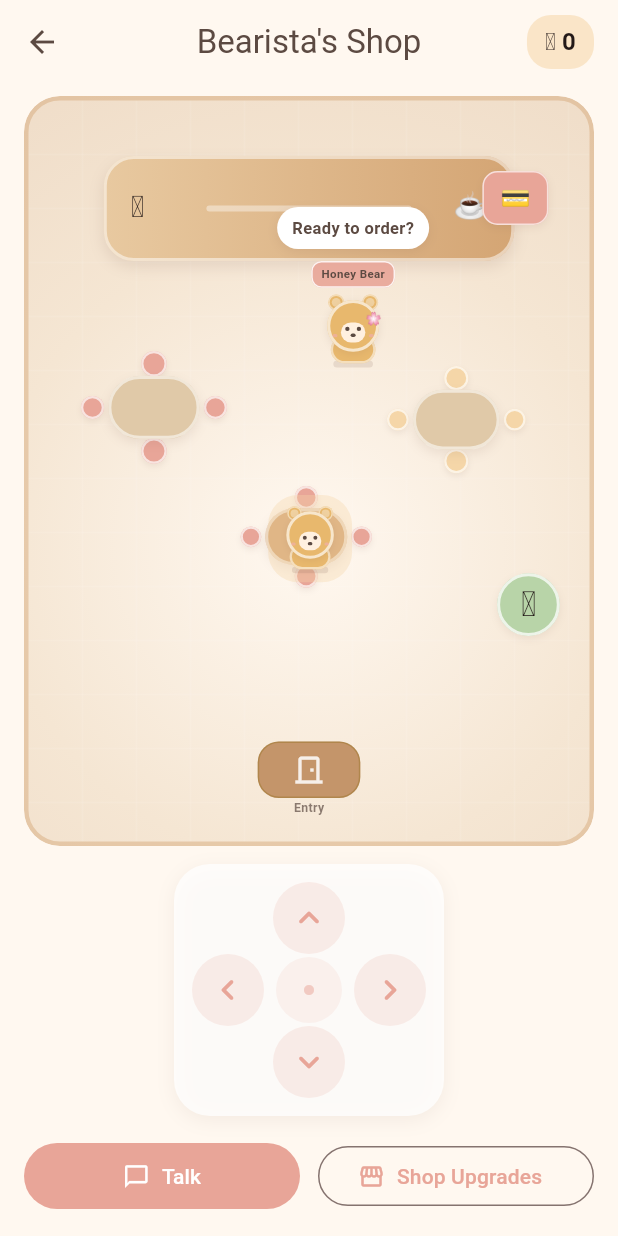
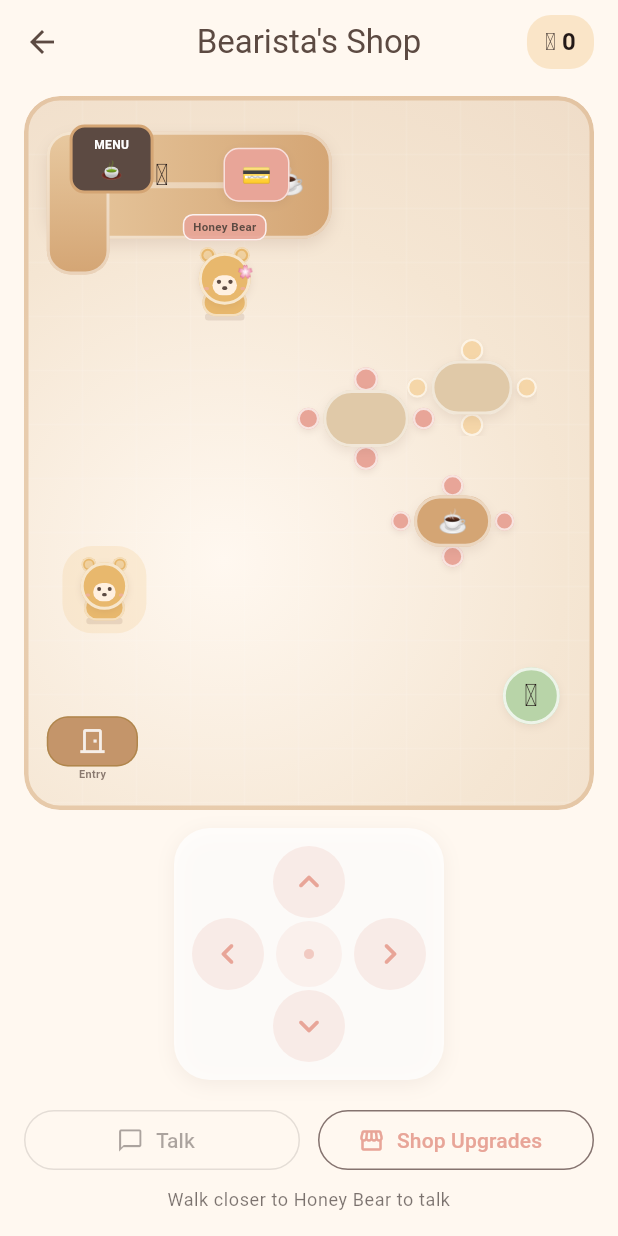
Before and after one commit to zoerose12321/bearista-boba, a Flutter app: the ShopWorldPage screen opened directly with empty values, on a phone screen of 412 x 824 dp. Run offline on Flutter 3.47's test engine with Material 3 defaults, Android fonts, the phone set to English and light mode, and no system bars.

Commit message:
v0.1.6 Reposition entry and counter layout

```diff
--- a/lib/pages/shop_world_page.dart
+++ b/lib/pages/shop_world_page.dart
@@ -28,17 +28,17 @@ class _ShopWorldPageState extends State<ShopWorldPage> {
   static const _horizontalStep = 0.05;
   static const _verticalStep = 0.09;
 
-  static const _customerNormX = 0.58;
-  static const _customerNormY = 0.30;
+  static const _customerNormX = 0.38;
+  static const _customerNormY = 0.32;
   static const _talkRangeInSteps = 6.0;
 
-  static const _minX = 0.08;
+  static const _minX = 0.06;
   static const _maxX = 0.92;
-  static const _minY = 0.14;
+  static const _minY = 0.06;
   static const _maxY = 0.88;
 
-  double _playerNormX = 0.55;
-  double _playerNormY = 0.70;
+  double _playerNormX = 0.14;
+  double _playerNormY = 0.82;
 
   BearCustomer get _currentCustomer =>
       starterCustomers[widget.gameState.currentCustomerIndex];
--- a/lib/widgets/cartoon_shop_scene.dart
+++ b/lib/widgets/cartoon_shop_scene.dart
@@ -28,6 +28,9 @@ class CartoonShopScene extends StatelessWidget {
 
   bool _owns(String id) => ownedFurnitureIds.contains(id);
 
+  bool get _playerBehindCounter =>
+      playerNormX <= 0.40 && playerNormY <= 0.24;
+
   Offset _normToScene(double normX, double normY, Size size) {
     const floorLeft = 0.06;
     const floorRight = 0.94;
@@ -46,8 +49,33 @@ class CartoonShopScene extends StatelessWidget {
         final size = Size(constraints.maxWidth, constraints.maxHeight);
         final playerPosition = _normToScene(playerNormX, playerNormY, size);
         final customerPosition = _normToScene(customerNormX, customerNormY, size);
-        final tableW = size.width * 0.16;
-        final tableH = size.width * 0.11;
+        final tableW = size.width * 0.15;
+        final tableH = size.width * 0.10;
+        final counterLeft = size.width * 0.04;
+        final counterTop = size.height * 0.05;
+        final counterWidth = size.width * 0.50;
+        final counterHeight = size.height * 0.15;
+
+        final playerWidget = ShopCharacter(
+          furColor: player.furColor,
+          accentColor: player.accentColor,
+          accessory: player.accessory,
+          isPanda: player.isPanda,
+          size: 44,
+          isPlayer: true,
+        );
+
+        final customerWidget = ShopCharacter(
+          furColor: customer.furColor,
+          accentColor: customer.accentColor,
+          muzzleColor: customer.muzzleColor,
+          accessory: customer.accessory,
+          isPanda: customer.isPanda,
+          sizeScale: customer.sizeScale,
+          nameLabel: customer.name,
+          speechText: playerNearCustomer ? 'Ready to order?' : null,
+          size: 48,
+        );
 
         return ClipRRect(
           borderRadius: BorderRadius.circular(24),
@@ -57,41 +85,40 @@ class CartoonShopScene extends StatelessWidget {
               const _RestaurantRoom(),
               if (_owns('pastel_rug'))
                 Align(
-                  alignment: const Alignment(0, 0.15),
+                  alignment: const Alignment(0.12, 0.22),
                   child: TopDownRug(
-                    width: size.width * 0.34,
-                    height: size.width * 0.22,
+                    width: size.width * 0.30,
+                    height: size.width * 0.20,
                   ),
                 ),
               Positioned(
-                left: size.width * 0.14,
-                top: size.height * 0.08,
-                right: size.width * 0.14,
+                left: counterLeft,
+                top: counterTop,
                 child: TopDownCounter(
-                  width: size.width * 0.72,
-                  height: size.height * 0.14,
+                  width: counterWidth,
+                  height: counterHeight,
                 ),
               ),
-              if (_owns('boba_wall_sign'))
-                Positioned(
-                  top: size.height * 0.02,
-                  left: size.width * 0.38,
-                  child: const TopDownWallSign(),
+              Positioned(
+                left: counterLeft,
+                top: counterTop,
+                child: Container(
+                  width: size.width * 0.11,
+                  height: size.height * 0.20,
+                  decoration: BoxDecoration(
+                    gradient: const LinearGradient(
+                      begin: Alignment.topCenter,
+                      end: Alignment.bottomCenter,
+                      colors: [Color(0xFFE8C9A0), Color(0xFFD4A574)],
+                    ),
+                    borderRadius: BorderRadius.circular(16),
+                    border: Border.all(color: Colors.white.withValues(alpha: 0.5), width: 2),
+                  ),
                 ),
+              ),
               Positioned(
-                right: size.width * 0.08,
-                top: size.height * 0.1,
-                child: const TopDownRegister(),
-              ),
-              if (_owns('flower_vase'))
-                Positioned(
-                  left: size.width * 0.42,
-                  top: size.height * 0.11,
-                  child: const Text('🌸', style: TextStyle(fontSize: 22)),
-                ),
-              Positioned(
-                left: size.width * 0.1,
-                top: size.height * 0.34,
+                left: size.width * 0.48,
+                top: size.height * 0.38,
                 child: TopDownTableSet(
                   tableWidth: tableW,
                   tableHeight: tableH,
@@ -99,8 +126,8 @@ class CartoonShopScene extends StatelessWidget {
                 ),
               ),
               Positioned(
-                right: size.width * 0.12,
-                top: size.height * 0.36,
+                right: size.width * 0.1,
+                top: size.height * 0.34,
                 child: TopDownTableSet(
                   tableWidth: tableW * 0.95,
                   tableHeight: tableH * 0.95,
@@ -109,8 +136,8 @@ class CartoonShopScene extends StatelessWidget {
                 ),
               ),
               Positioned(
-                left: size.width * 0.38,
-                top: size.height * 0.52,
+                right: size.width * 0.14,
+                bottom: size.height * 0.34,
                 child: TopDownTableSet(
                   tableWidth: tableW * 0.9,
                   tableHeight: tableH * 0.9,
@@ -120,8 +147,8 @@ class CartoonShopScene extends StatelessWidget {
               ),
               if (_owns('cozy_table'))
                 Positioned(
-                  left: size.width * 0.06,
-                  bottom: size.height * 0.22,
+                  right: size.width * 0.08,
+                  top: size.height * 0.52,
                   child: TopDownTableSet(
                     tableWidth: tableW * 1.05,
                     tableHeight: tableH * 1.05,
@@ -131,8 +158,8 @@ class CartoonShopScene extends StatelessWidget {
                 ),
               if (_owns('comfy_chair'))
                 Positioned(
-                  right: size.width * 0.18,
-                  top: size.height * 0.48,
+                  right: size.width * 0.22,
+                  top: size.height * 0.46,
                   child: Column(
                     mainAxisSize: MainAxisSize.min,
                     children: [
@@ -154,49 +181,120 @@ class CartoonShopScene extends StatelessWidget {
                 ),
               Positioned(
                 right: size.width * 0.06,
-                bottom: size.height * 0.28,
-                child: TopDownPlant(size: size.width * 0.11),
+                bottom: size.height * 0.12,
+                child: TopDownPlant(size: size.width * 0.10),
               ),
-              Align(
-                alignment: Alignment.bottomCenter,
-                child: Padding(
-                  padding: EdgeInsets.only(bottom: size.height * 0.04),
-                  child: TopDownDoor(width: size.width * 0.18),
-                ),
+              Positioned(
+                left: size.width * 0.04,
+                bottom: size.height * 0.04,
+                child: TopDownDoor(width: size.width * 0.16),
               ),
               Positioned(
                 left: customerPosition.dx - 48,
                 top: customerPosition.dy - 88,
-                child: ShopCharacter(
-                  furColor: customer.furColor,
-                  accentColor: customer.accentColor,
-                  muzzleColor: customer.muzzleColor,
-                  accessory: customer.accessory,
-                  isPanda: customer.isPanda,
-                  sizeScale: customer.sizeScale,
-                  nameLabel: customer.name,
-                  speechText: playerNearCustomer ? 'Ready to order?' : null,
-                  size: 48,
-                ),
+                child: customerWidget,
               ),
               AnimatedPositioned(
                 duration: const Duration(milliseconds: 150),
                 curve: Curves.easeOut,
                 left: playerPosition.dx - 44,
                 top: playerPosition.dy - 72,
-                child: ShopCharacter(
-                  furColor: player.furColor,
-                  accentColor: player.accentColor,
-                  accessory: player.accessory,
-                  isPanda: player.isPanda,
-                  size: 44,
-                  isPlayer: true,
+                child: Opacity(
+                  opacity: _playerBehindCounter ? 0.88 : 1.0,
+                  child: playerWidget,
                 ),
               ),
+              if (_playerBehindCounter)
+                Positioned(
+                  left: counterLeft,
+                  top: counterTop + counterHeight - 8,
+                  child: _CounterFrontLip(width: counterWidth + size.width * 0.08),
+                ),
+              if (_owns('boba_wall_sign'))
+                Positioned(
+                  top: size.height * 0.015,
+                  left: size.width * 0.12,
+                  child: const TopDownWallSign(),
+                ),
+              Positioned(
+                left: counterLeft + counterWidth * 0.62,
+                top: counterTop + counterHeight * 0.15,
+                child: const TopDownRegister(),
+              ),
+              Positioned(
+                left: counterLeft + counterWidth * 0.08,
+                top: counterTop - size.height * 0.01,
+                child: _CounterMenuBoard(),
+              ),
+              Positioned(
+                left: counterLeft + counterWidth * 0.38,
+                top: counterTop + counterHeight * 0.2,
+                child: const Text('🧋', style: TextStyle(fontSize: 20)),
+              ),
+              if (_owns('flower_vase'))
+                Positioned(
+                  left: counterLeft + counterWidth * 0.78,
+                  top: counterTop + counterHeight * 0.12,
+                  child: const Text('🌸', style: TextStyle(fontSize: 20)),
+                ),
             ],
           ),
         );
       },
+    );
+  }
+}
+
+class _CounterFrontLip extends StatelessWidget {
+  const _CounterFrontLip({required this.width});
+
+  final double width;
+
+  @override
+  Widget build(BuildContext context) {
+    return Container(
+      width: width,
+      height: 14,
+      decoration: BoxDecoration(
+        gradient: LinearGradient(
+          colors: [
+            const Color(0xFFC4956A),
+            const Color(0xFFB8845A).withValues(alpha: 0.95),
+          ],
+        ),
+        borderRadius: BorderRadius.circular(8),
+        boxShadow: [
+          BoxShadow(
+            color: Colors.brown.withValues(alpha: 0.18),
+            blurRadius: 4,
+            offset: const Offset(0, 3),
+          ),
+        ],
+        border: Border.all(color: Colors.white.withValues(alpha: 0.35)),
+      ),
+    );
+  }
+}
+
+class _CounterMenuBoard extends StatelessWidget {
+  @override
+  Widget build(BuildContext context) {
+    return Container(
+      width: 56,
+      padding: const EdgeInsets.symmetric(vertical: 6, horizontal: 6),
+      decoration: BoxDecoration(
+        color: const Color(0xFF5C4A42),
+        borderRadius: BorderRadius.circular(10),
+        border: Border.all(color: const Color(0xFFD4A574), width: 2),
+      ),
+      child: const Column(
+        mainAxisSize: MainAxisSize.min,
+        children: [
+          Text('MENU', style: TextStyle(color: Colors.white, fontSize: 8, fontWeight: FontWeight.bold)),
+          SizedBox(height: 2),
+          Text('🍵', style: TextStyle(fontSize: 12)),
+        ],
+      ),
     );
   }
 }
@@ -209,8 +307,8 @@ class _RestaurantRoom extends StatelessWidget {
     return Container(
       decoration: BoxDecoration(
         gradient: RadialGradient(
-          center: const Alignment(0, 0.2),
-          radius: 1.1,
+          center: const Alignment(-0.3, 0.3),
+          radius: 1.2,
           colors: [
             const Color(0xFFFFF8F0),
             const Color(0xFFF5E6D3),
```
Also changed, not shown: 1 other file.
